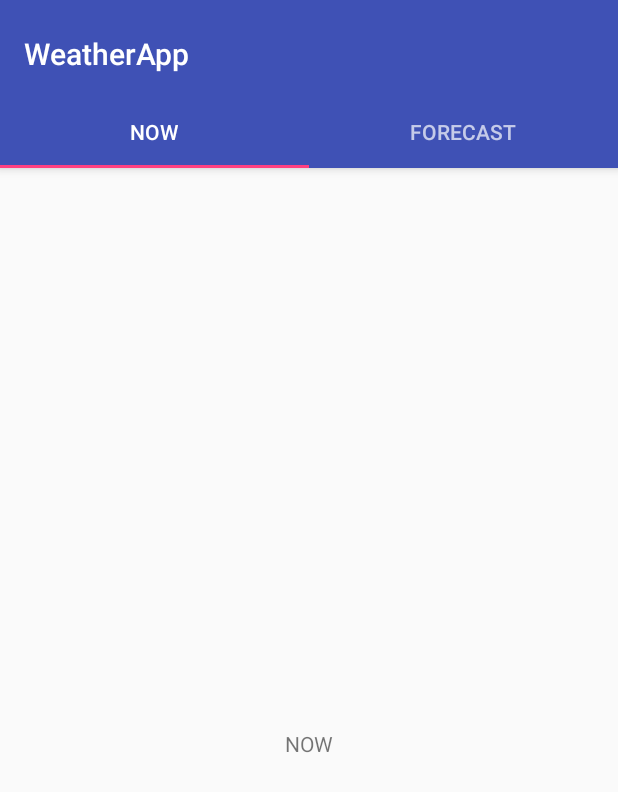
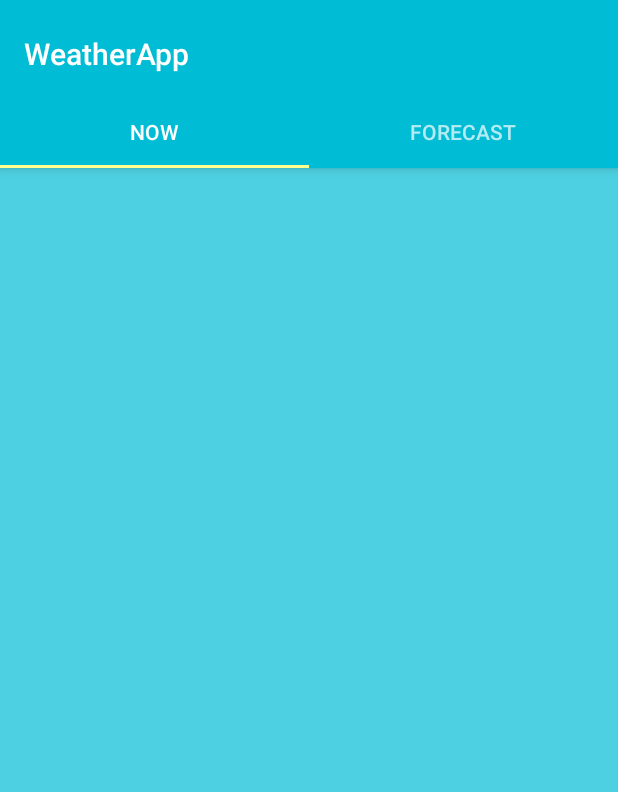
Before and after one commit to joskar1999/Weather-App, an Android app: the screen it shows after launch (MainActivity), on a phone screen of 412 x 824 dp. Shown: the top 792 px of the screen. Run offline under Robolectric (Android 15) with nearby library versions, the phone set to English and light mode, and no system bars.

Commit message:
Colors and strings modified

```diff
--- a/app/src/main/res/layout/fragment_now.xml
+++ b/app/src/main/res/layout/fragment_now.xml
@@ -1,11 +1,7 @@
 <?xml version="1.0" encoding="utf-8"?>
 <RelativeLayout xmlns:android="http://schemas.android.com/apk/res/android"
-    android:layout_width="match_parent" android:layout_height="match_parent">
+    android:layout_width="match_parent"
+    android:layout_height="match_parent"
+    android:background="@color/colorPrimaryLight">
 
-    <TextView
-        android:id="@+id/textView"
-        android:layout_width="wrap_content"
-        android:layout_height="wrap_content"
-        android:layout_centerInParent="true"
-        android:text="NOW" />
 </RelativeLayout>
--- a/app/src/main/res/values/colors.xml
+++ b/app/src/main/res/values/colors.xml
@@ -1,6 +1,7 @@
 <?xml version="1.0" encoding="utf-8"?>
 <resources>
-    <color name="colorPrimary">#3F51B5</color>
-    <color name="colorPrimaryDark">#303F9F</color>
-    <color name="colorAccent">#FF4081</color>
+    <color name="colorPrimary">#00BCD4</color>
+    <color name="colorPrimaryDark">#0097A7</color>
+    <color name="colorPrimaryLight">#4DD0E1</color>
+    <color name="colorAccent">#FFFF8D</color>
 </resources>
```
Also changed, not shown: app/src/main/res/layout/fragment_forecast.xml (+3 -7 lines), app/src/main/res/values/strings.xml (+6 -5 lines).
